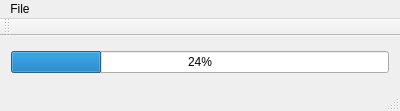
Old version of the form MainWindow.ui in the repository CaptEmulation/morpheus-converter.
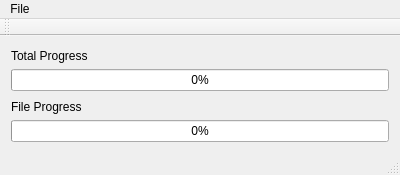
New version of the form.

Patch:
```diff
--- a/MainWindow.ui
+++ b/MainWindow.ui
@@ -7,7 +7,7 @@
     <x>0</x>
     <y>0</y>
     <width>400</width>
-    <height>111</height>
+    <height>175</height>
    </rect>
   </property>
   <property name="windowTitle">
@@ -16,9 +16,56 @@
   <widget class="QWidget" name="centralWidget">
    <layout class="QVBoxLayout" name="verticalLayout">
     <item>
-     <widget class="QProgressBar" name="progressBar">
+     <spacer name="verticalSpacer_2">
+      <property name="orientation">
+       <enum>Qt::Vertical</enum>
+      </property>
+      <property name="sizeHint" stdset="0">
+       <size>
+        <width>20</width>
+        <height>40</height>
+       </size>
+      </property>
+     </spacer>
+    </item>
+    <item>
+     <widget class="QLabel" name="totalProgressLabel">
+      <property name="text">
+       <string>Total Progress</string>
+      </property>
+     </widget>
+    </item>
+    <item>
+     <widget class="QProgressBar" name="totalProgressBar">
       <property name="value">
-       <number>24</number>
+       <number>0</number>
+      </property>
+     </widget>
+    </item>
+    <item>
+     <spacer name="verticalSpacer">
+      <property name="orientation">
+       <enum>Qt::Vertical</enum>
+      </property>
+      <property name="sizeHint" stdset="0">
+       <size>
+        <width>20</width>
+        <height>40</height>
+       </size>
+      </property>
+     </spacer>
+    </item>
+    <item>
+     <widget class="QLabel" name="fileProgressLabel">
+      <property name="text">
+       <string>File Progress</string>
+      </property>
+     </widget>
+    </item>
+    <item>
+     <widget class="QProgressBar" name="fileProgressBar">
+      <property name="value">
+       <number>0</number>
       </property>
      </widget>
     </item>
```
Left out of the diff: 10 changed lines with no effect on the pictures.
